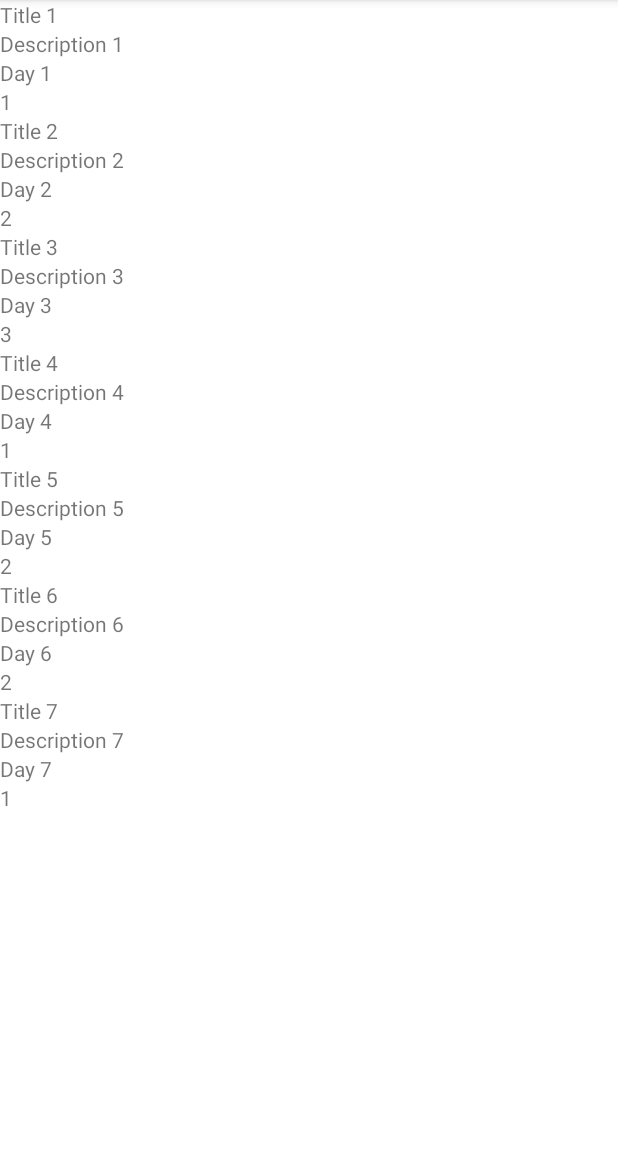
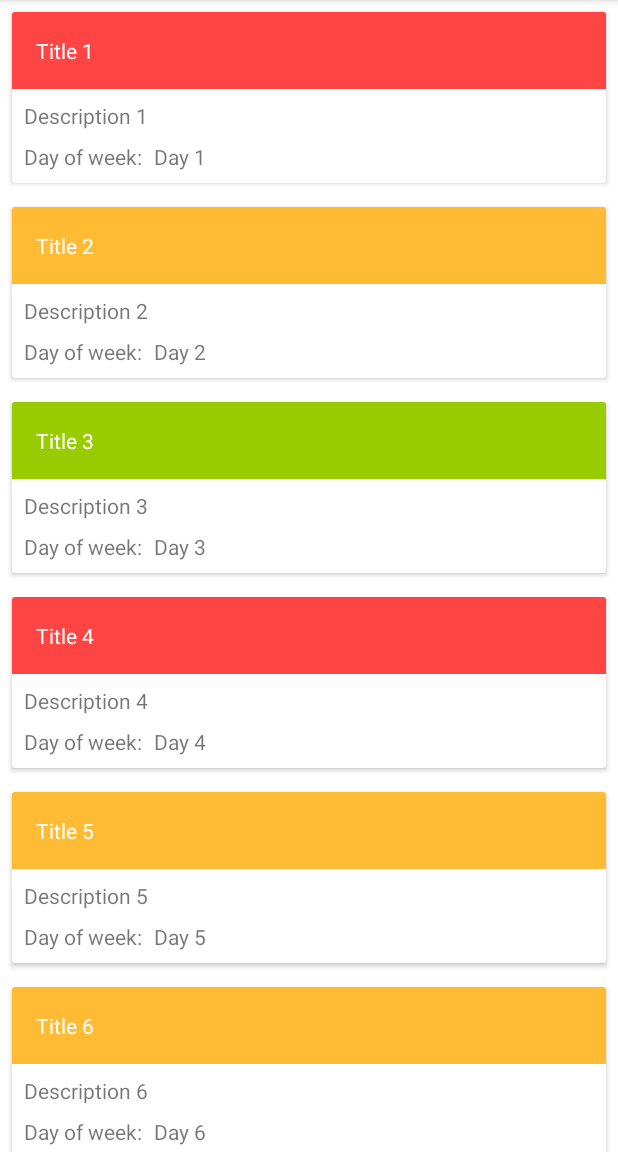
Before and after one commit to paveln0366/Notes, an Android app: the screen it shows after launch (MainActivity), on a phone screen of 412 x 824 dp, the part 84-1236 px from its top. Run offline under Robolectric (Android 15) with nearby library versions, the phone set to English and light mode, and no system bars.

Commit message:
UI updated

```diff
--- a/app/src/main/java/com/pavelpotapov/notes/NotesAdapter.java
+++ b/app/src/main/java/com/pavelpotapov/notes/NotesAdapter.java
@@ -31,7 +31,20 @@ public class NotesAdapter extends RecyclerView.Adapter<NotesAdapter.NotesViewHol
         holder.textViewTitle.setText(note.getTitle());
         holder.textViewDescription.setText(note.getDescription());
         holder.textViewDayOfWeek.setText(note.getDayOfWeek());
-        holder.textViewPriority.setText(String.format("%s", note.getPriority()));
+        int colorId;
+        int priority = note.getPriority();
+        switch (priority) {
+            case 1:
+                colorId = holder.itemView.getResources().getColor(android.R.color.holo_red_light);
+                break;
+            case 2:
+                colorId = holder.itemView.getResources().getColor(android.R.color.holo_orange_light);
+                break;
+            default:
+                colorId = holder.itemView.getResources().getColor(android.R.color.holo_green_light);
+                break;
+        }
+        holder.textViewTitle.setBackgroundColor(colorId);
     }
 
     @Override
@@ -44,14 +57,12 @@ public class NotesAdapter extends RecyclerView.Adapter<NotesAdapter.NotesViewHol
         private TextView textViewTitle;
         private TextView textViewDescription;
         private TextView textViewDayOfWeek;
-        private TextView textViewPriority;
 
         public NotesViewHolder(@NonNull View itemView) {
             super(itemView);
             textViewTitle = itemView.findViewById(R.id.textViewTitle);
             textViewDescription = itemView.findViewById(R.id.textViewDescription);
             textViewDayOfWeek = itemView.findViewById(R.id.textViewDayOfWeek);
-            textViewPriority = itemView.findViewById(R.id.textViewPriority);
         }
     }
 }
--- a/app/src/main/res/layout/note_item.xml
+++ b/app/src/main/res/layout/note_item.xml
@@ -1,16 +1,24 @@
 <?xml version="1.0" encoding="utf-8"?>
-<androidx.constraintlayout.widget.ConstraintLayout
-    xmlns:android="http://schemas.android.com/apk/res/android"
+<androidx.cardview.widget.CardView xmlns:android="http://schemas.android.com/apk/res/android"
     xmlns:app="http://schemas.android.com/apk/res-auto"
     xmlns:tools="http://schemas.android.com/tools"
     android:layout_width="match_parent"
-    android:layout_height="wrap_content">
+    android:layout_height="wrap_content"
+    android:layout_margin="8dp">
+
+    <androidx.constraintlayout.widget.ConstraintLayout
+        android:layout_width="match_parent"
+        android:layout_height="wrap_content"
+        android:paddingBottom="8dp">
 
         <TextView
             android:id="@+id/textViewTitle"
-        android:layout_width="wrap_content"
+            android:layout_width="0dp"
             android:layout_height="wrap_content"
+            android:padding="16dp"
             android:text="TextView"
+            android:textColor="@color/white"
+            app:layout_constraintEnd_toEndOf="parent"
             app:layout_constraintStart_toStartOf="parent"
             app:layout_constraintTop_toTopOf="parent" />
 
@@ -19,6 +27,7 @@
             android:layout_width="wrap_content"
             android:layout_height="wrap_content"
             android:text="TextView"
+            android:layout_margin="8dp"
             app:layout_constraintStart_toStartOf="parent"
             app:layout_constraintTop_toBottomOf="@+id/textViewTitle" />
 
@@ -27,14 +36,19 @@
             android:layout_width="wrap_content"
             android:layout_height="wrap_content"
             android:text="TextView"
+            android:layout_marginLeft="8dp"
+            app:layout_constraintStart_toEndOf="@+id/textViewLabelDayOfWeek"
+            app:layout_constraintTop_toTopOf="@+id/textViewLabelDayOfWeek" />
+
+        <TextView
+            android:id="@+id/textViewLabelDayOfWeek"
+            android:layout_width="wrap_content"
+            android:layout_height="wrap_content"
+            android:text="@string/day_of_week"
+            android:layout_margin="8dp"
             app:layout_constraintStart_toStartOf="parent"
             app:layout_constraintTop_toBottomOf="@+id/textViewDescription" />
 
-    <TextView
-        android:id="@+id/textViewPriority"
-        android:layout_width="wrap_content"
-        android:layout_height="wrap_content"
-        android:text="TextView"
-        app:layout_constraintStart_toStartOf="parent"
-        app:layout_constraintTop_toBottomOf="@+id/textViewDayOfWeek" />
     </androidx.constraintlayout.widget.ConstraintLayout>
+
+</androidx.cardview.widget.CardView>
--- a/app/src/main/res/values/strings.xml
+++ b/app/src/main/res/values/strings.xml
@@ -1,3 +1,4 @@
 <resources>
     <string name="app_name">Notes</string>
+    <string name="day_of_week">Day of week:</string>
 </resources>
```
Lines whose indentation alone changed are shown as unchanged.
